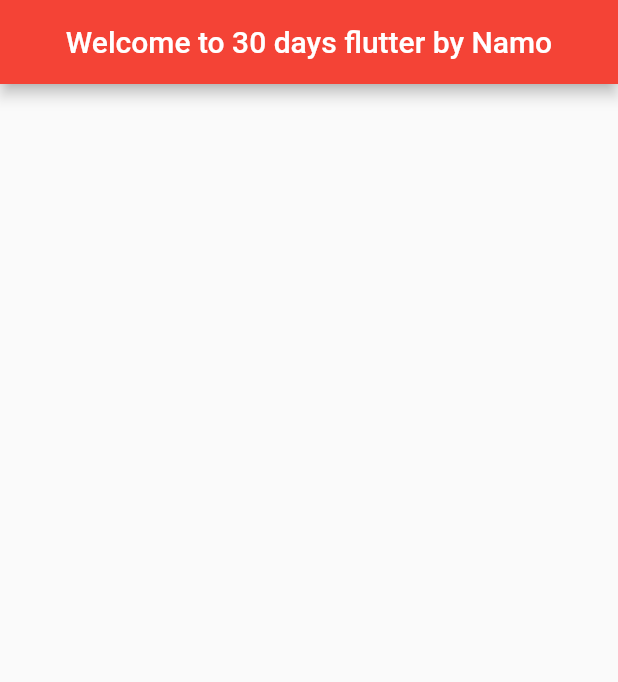
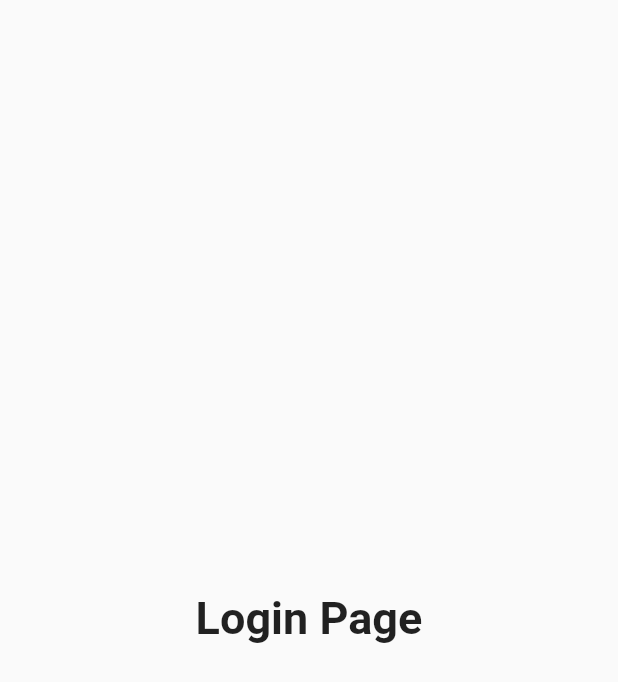
Before and after one commit to namo43/Lets_Learn_Flutter, a Flutter app: the screen it shows after launch, on a phone screen of 412 x 824 dp. Shown: the top 682 px of the screen. Run offline on Flutter 3.47's test engine with Material 2 defaults, Android fonts, the phone set to English and light mode, and no system bars.

Commit message:
Day 3 completed

```diff
--- a/lib/main.dart
+++ b/lib/main.dart
@@ -13,8 +13,9 @@
 // }
 
 import 'package:flutter/material.dart';
+import 'package:flutter_lessions/pages/loginpage.dart';
 
-import 'home_page.dart';
+import 'pages/home_page.dart';
 
 void main() {
   runApp(MyApp());
@@ -23,6 +24,17 @@ void main() {
 class MyApp extends StatelessWidget {
   @override
   Widget build(BuildContext context) {
-    return HomePage();
+    return MaterialApp(
+      debugShowCheckedModeBanner: false,
+      // home: HomePage(),
+      themeMode: ThemeMode.light,
+      theme: ThemeData(primarySwatch: Colors.deepPurple),
+      darkTheme: ThemeData(brightness: Brightness.dark),
+      routes: {
+        '/': (context) => LoginPage(),
+        "/Home": (context) => HomePage(),
+        "/Login": (context) => LoginPage(),
+      },
+    );
   }
 }
--- a/lib/home_page.dart
+++ b/lib/pages/home_page.dart
@@ -33,6 +33,7 @@ class HomePage extends StatelessWidget {
           centerTitle: true,
           backgroundColor: Colors.red,
         ),
+        drawer: Drawer(),
       ),
     );
   }
--- /dev/null
+++ b/lib/pages/loginpage.dart
@@ -0,0 +1,15 @@
+import 'package:flutter/material.dart';
+
+class LoginPage extends StatelessWidget {
+  @override
+  Widget build(BuildContext context) {
+    return Material(
+      child: Center(
+        child: Text(
+          "Login Page",
+          style: TextStyle(fontSize: 30, fontWeight: FontWeight.bold),
+        ),
+      ),
+    );
+  }
+}
```
